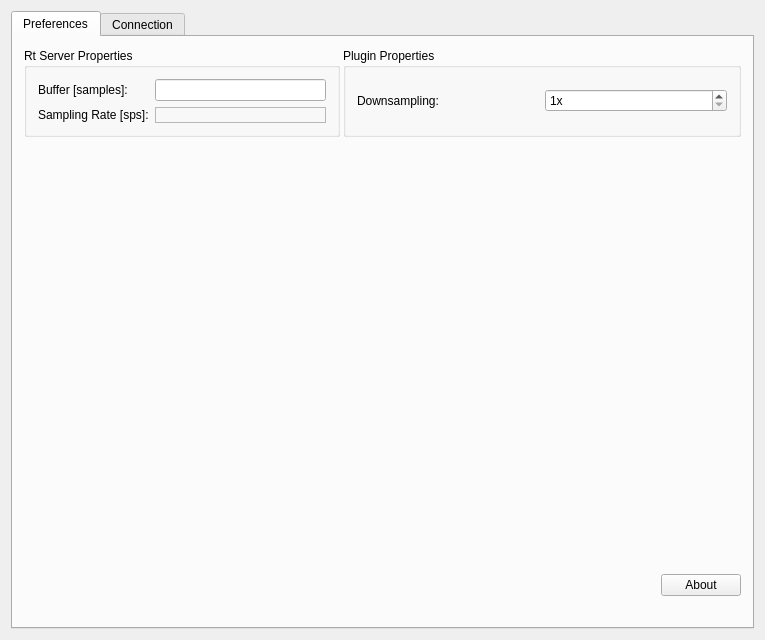
This is applications/mne_x/plugins/fiffsimulator/FormFiles/fiffsimulatorsetup.ui in mne-tools/mne-cpp as Qt 5 draws it before an edit. The edited form follows.
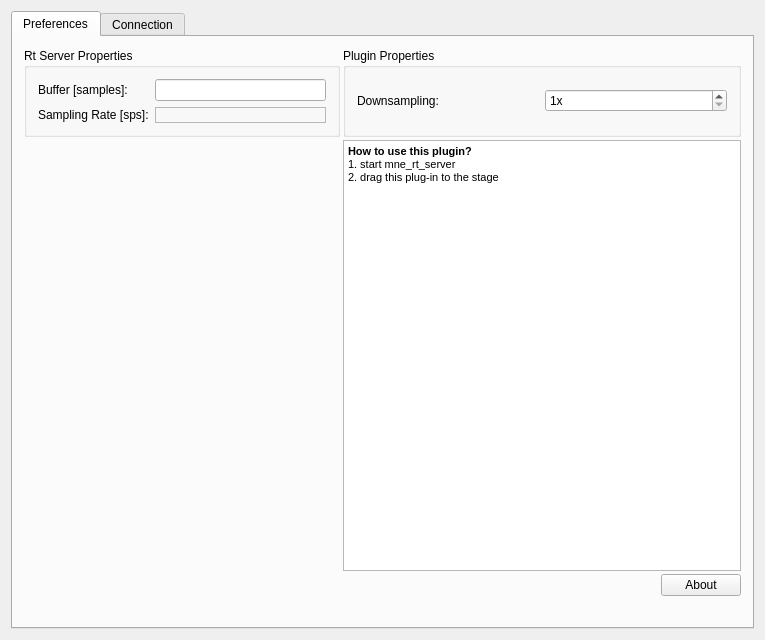
This is the edited form.

Commit message: fiff simulator

The edit to the form file:
```diff
--- a/applications/mne_x/plugins/fiffsimulator/FormFiles/fiffsimulatorsetup.ui
+++ b/applications/mne_x/plugins/fiffsimulator/FormFiles/fiffsimulatorsetup.ui
@@ -148,7 +148,7 @@
            </layout>
           </widget>
          </item>
-         <item row="1" column="2">
+         <item row="1" column="0">
           <spacer name="m_qVerticalSpacer_Properties">
            <property name="orientation">
             <enum>Qt::Vertical</enum>
@@ -161,6 +161,19 @@
            </property>
           </spacer>
          </item>
+         <item row="1" column="1" colspan="2">
+          <widget class="QTextBrowser" name="textBrowser">
+           <property name="html">
+            <string>&lt;!DOCTYPE HTML PUBLIC &quot;-//W3C//DTD HTML 4.0//EN&quot; &quot;http://www.w3.org/TR/REC-html40/strict.dtd&quot;&gt;
+&lt;html&gt;&lt;head&gt;&lt;meta name=&quot;qrichtext&quot; content=&quot;1&quot; /&gt;&lt;style type=&quot;text/css&quot;&gt;
+p, li { white-space: pre-wrap; }
+&lt;/style&gt;&lt;/head&gt;&lt;body style=&quot; font-family:'MS Shell Dlg 2'; font-size:7.8pt; font-weight:400; font-style:normal;&quot;&gt;
+&lt;p style=&quot; margin-top:0px; margin-bottom:0px; margin-left:0px; margin-right:0px; -qt-block-indent:0; text-indent:0px;&quot;&gt;&lt;span style=&quot; font-size:8pt; font-weight:600;&quot;&gt;How to use this plugin?&lt;/span&gt;&lt;/p&gt;
+&lt;p style=&quot; margin-top:0px; margin-bottom:0px; margin-left:0px; margin-right:0px; -qt-block-indent:0; text-indent:0px;&quot;&gt;&lt;span style=&quot; font-size:8pt;&quot;&gt;1. start mne_rt_server&lt;/span&gt;&lt;/p&gt;
+&lt;p style=&quot; margin-top:0px; margin-bottom:0px; margin-left:0px; margin-right:0px; -qt-block-indent:0; text-indent:0px;&quot;&gt;&lt;span style=&quot; font-size:8pt;&quot;&gt;2. drag this plug-in to the stage&lt;/span&gt;&lt;/p&gt;&lt;/body&gt;&lt;/html&gt;</string>
+           </property>
+          </widget>
+         </item>
         </layout>
        </item>
        <item>
```
